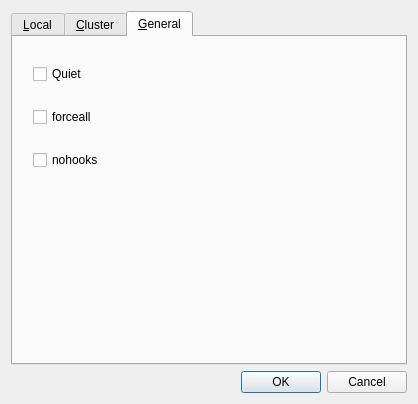
The window that sequana/gui/snakemake.ui (vladsaveliev/sequana) describes before a commit, drawn with Qt 5.
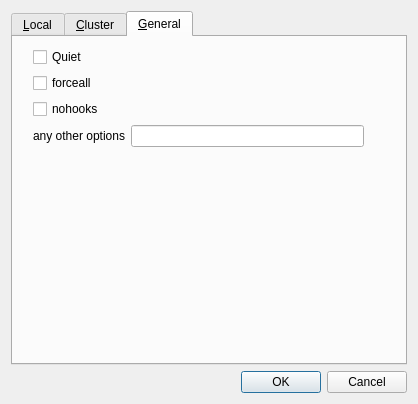
The same window after the commit. The open tabs and pages were chosen to show the change.

Patch:
```diff
--- a/sequana/gui/snakemake.ui
+++ b/sequana/gui/snakemake.ui
@@ -245,7 +245,7 @@
             </property>
            </widget>
           </item>
-          <item row="3" column="1">
+          <item row="5" column="1">
            <spacer name="verticalSpacer_3">
             <property name="orientation">
              <enum>Qt::Vertical</enum>
@@ -258,6 +258,19 @@
             </property>
            </spacer>
           </item>
+          <item row="4" column="1">
+           <widget class="QLineEdit" name="lineEdit"/>
+          </item>
+          <item row="4" column="0">
+           <widget class="QLabel" name="label">
+            <property name="toolTip">
+             <string>&lt;html&gt;&lt;head/&gt;&lt;body&gt;&lt;p&gt;Add any other valid snakemake options here&lt;/p&gt;&lt;/body&gt;&lt;/html&gt;</string>
+            </property>
+            <property name="text">
+             <string>any other options</string>
+            </property>
+           </widget>
+          </item>
          </layout>
         </widget>
        </widget>
```
Left out of the diff: 2 changed lines with no effect on the pictures.
